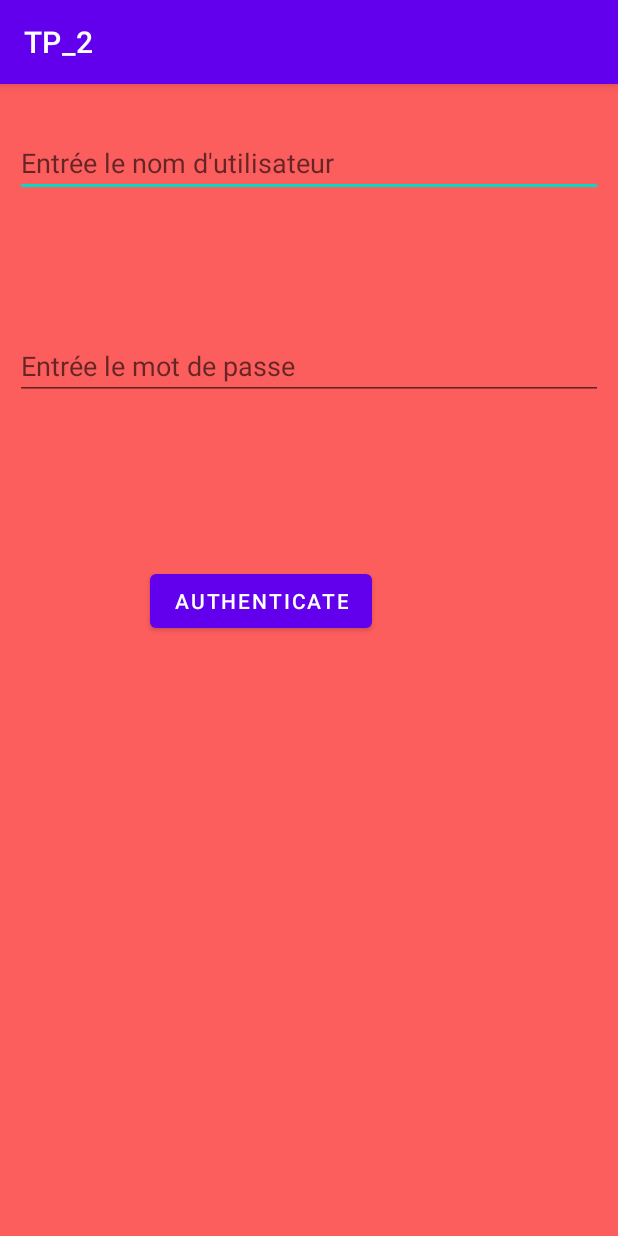
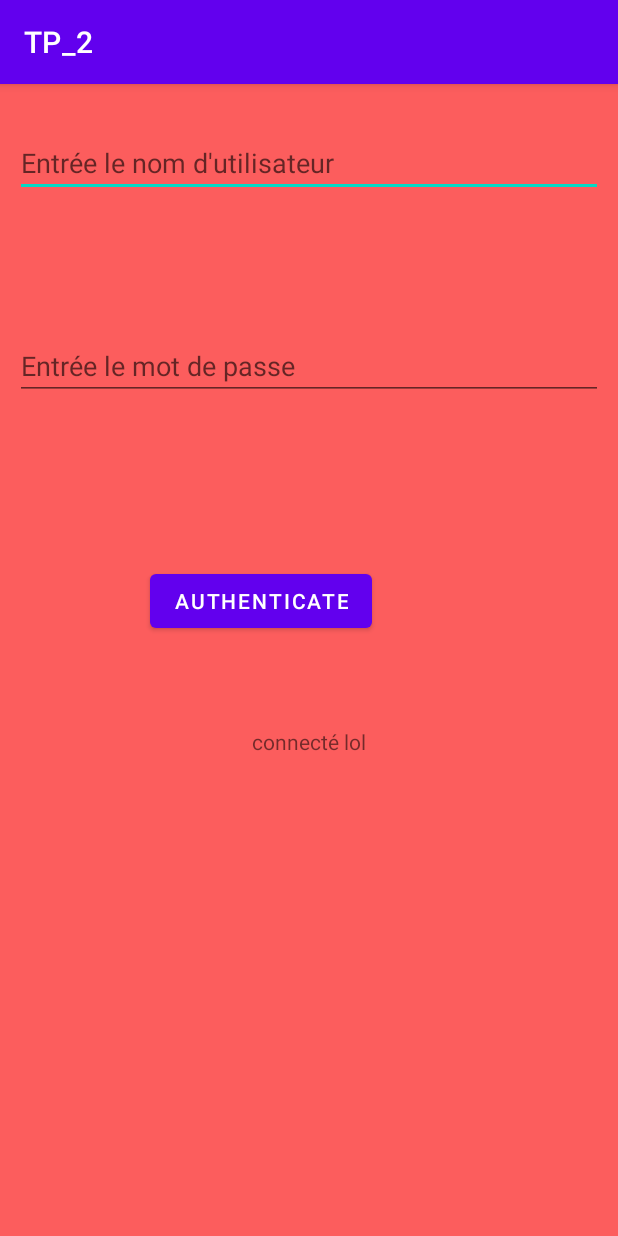
Before and after one commit to oussama-bendiouss/TP_2, an Android app: the screen it shows after launch (Authentification), after a tap on "AUTHENTICATE", on a phone screen of 412 x 824 dp. Run offline under Robolectric (Android 15) with nearby library versions, the phone set to English and light mode, and no system bars.

Commit message:
je peux récupérer le login mot de passe entrée sur les deux EditText et j'envoie les credentials a https://httpbin.org/ avec aussi une requete pour se connecter

```diff
--- a/app/src/main/java/com/example/tp_2/Authentification.java
+++ b/app/src/main/java/com/example/tp_2/Authentification.java
@@ -3,6 +3,7 @@ package com.example.tp_2;
 import androidx.appcompat.app.AppCompatActivity;
 
 import android.os.Bundle;
+import android.util.Base64;
 import android.util.Log;
 import android.view.View;
 import android.widget.Button;
@@ -20,12 +21,15 @@ public class Authentification extends AppCompatActivity {
 EditText username;
 EditText password;
 Button Authenticate;
+String user_name;
+String pass;
     @Override
     protected void onCreate(Bundle savedInstanceState) {
         super.onCreate(savedInstanceState);
         setContentView(R.layout.activity_main);
         username = findViewById(R.id.username);
         password = findViewById(R.id.password);
+
         Authenticate = findViewById(R.id.connect);
         Thread thread = new Thread(new Runnable() {
 
@@ -34,8 +38,11 @@ Button Authenticate;
                 try  {
                     URL url = null;
                     try {
-                        url = new URL("https://www.android.com/");
+                        url = new URL("https://httpbin.org/basic-auth/"+user_name+"/"+pass);
                         HttpURLConnection urlConnection = (HttpURLConnection) url.openConnection();
+                        String basicAuth = "Basic " + Base64.encodeToString((user_name+":"+pass).getBytes(),
+                                Base64.NO_WRAP);
+                        urlConnection.setRequestProperty ("Authorization", basicAuth);
                         try {
                             InputStream in = new BufferedInputStream(urlConnection.getInputStream());
                             String s = readStream(in);
@@ -58,7 +65,8 @@ Button Authenticate;
         Authenticate.setOnClickListener(new View.OnClickListener() {
             @Override
             public void onClick(View view) {
-
+                user_name = username.getText().toString();
+                pass = password.getText().toString();
                 thread.start();
             }
         });
--- a/app/src/main/res/layout/activity_main.xml
+++ b/app/src/main/res/layout/activity_main.xml
@@ -31,7 +31,15 @@
         android:text="Authenticate"
         android:layout_marginTop="100dp"
         android:layout_marginLeft="100dp"
+        android:layout_marginBottom="50dp"
         android:id="@+id/connect"/>
+    <TextView
+        android:layout_width="wrap_content"
+        android:layout_height="wrap_content"
+        android:layout_margin="10dp"
+        android:layout_gravity="center"
+        android:text="connecté lol"
+        android:id="@+id/result"/>
 
 
 </LinearLayout>
```
